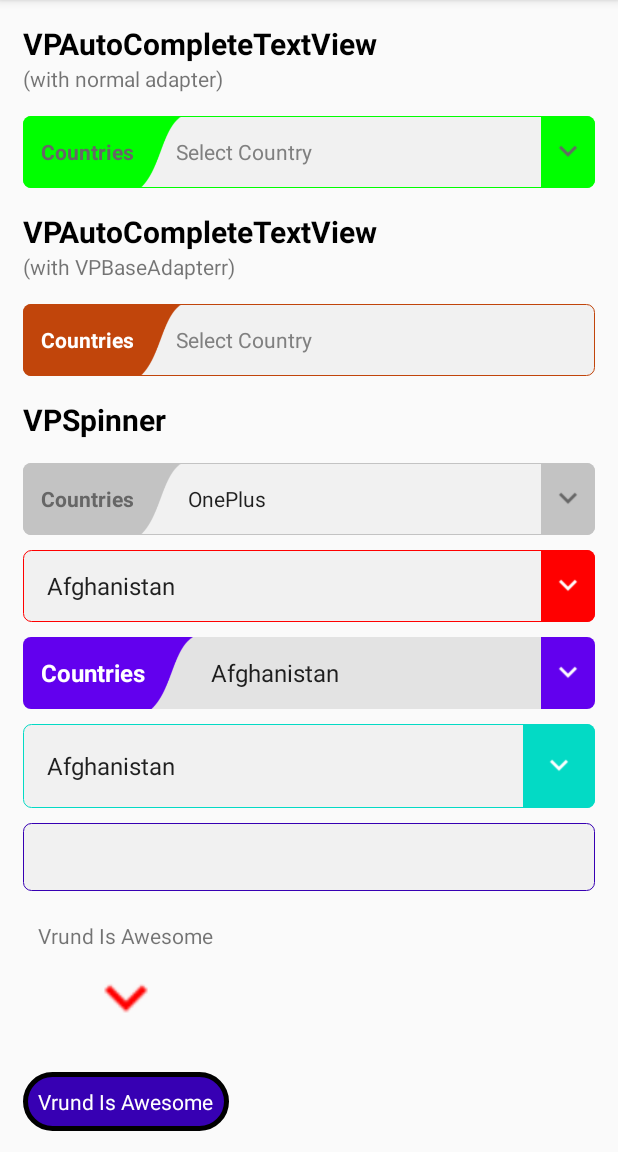
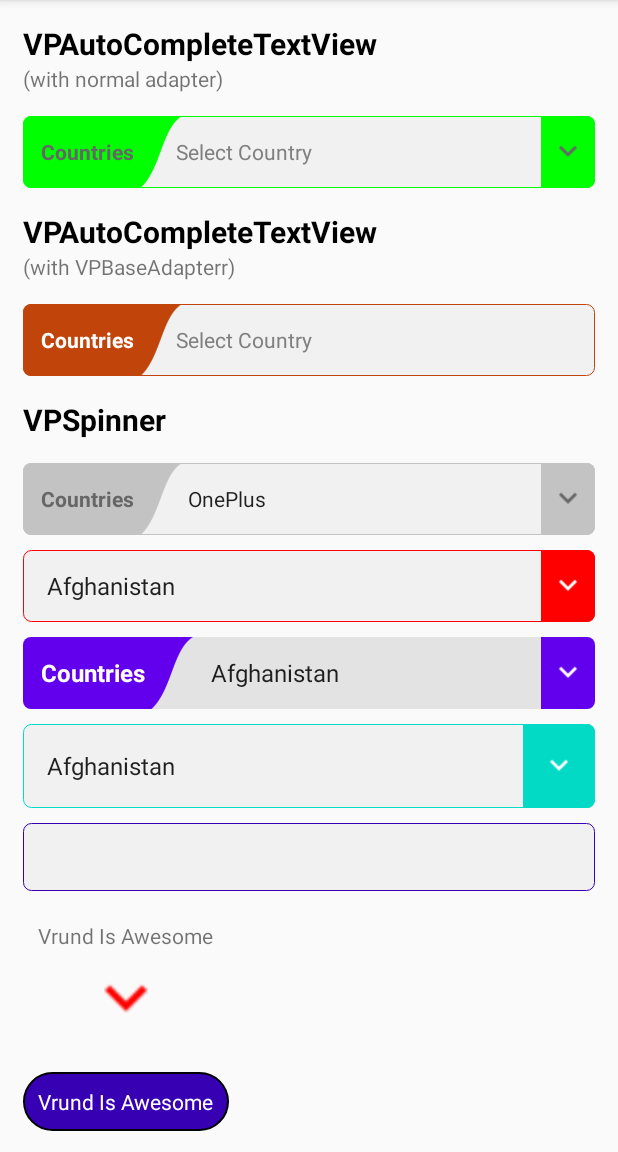
Before and after one commit to VrUnd14/VPAwesomeWidgets, an Android app: the screen it shows after launch (MainActivity), on a phone screen of 412 x 824 dp, the part 84-1236 px from its top. Run offline under Robolectric (Android 15) with nearby library versions, the phone set to English and light mode, and no system bars.

```diff
--- a/app/src/main/res/layout/activity_main.xml
+++ b/app/src/main/res/layout/activity_main.xml
@@ -146,7 +146,7 @@
             android:padding="10dp"
             android:textColor="#fff"
             app:isCapsule="true"
-            app:borderWidth="3dp"
+            app:borderWidth="1dp"
             app:backColor="@color/colorPrimaryDark"
             android:text="Vrund Is Awesome"/>
     </LinearLayout>
```
